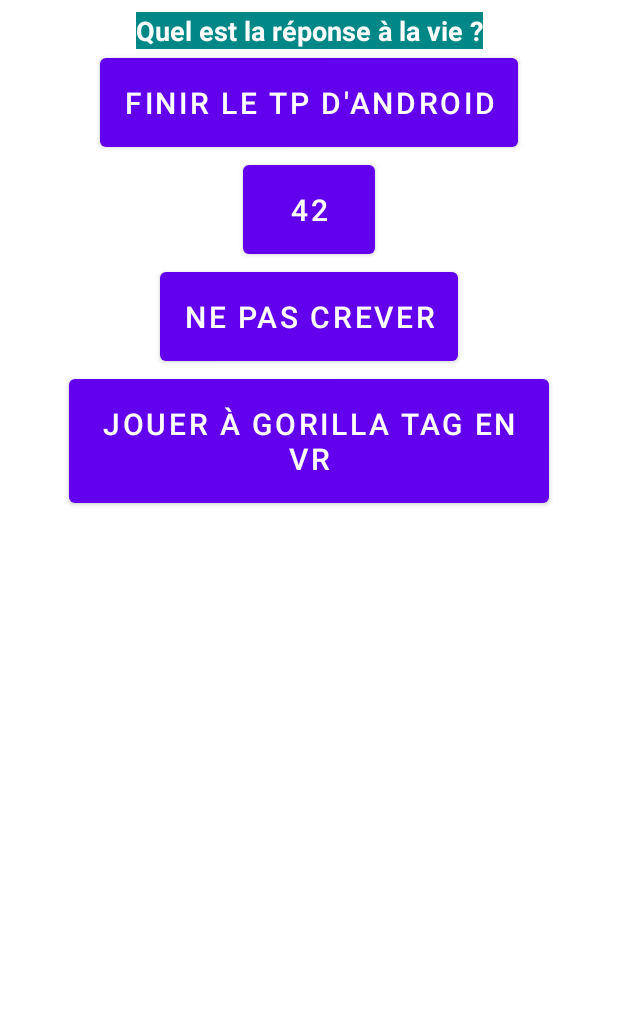
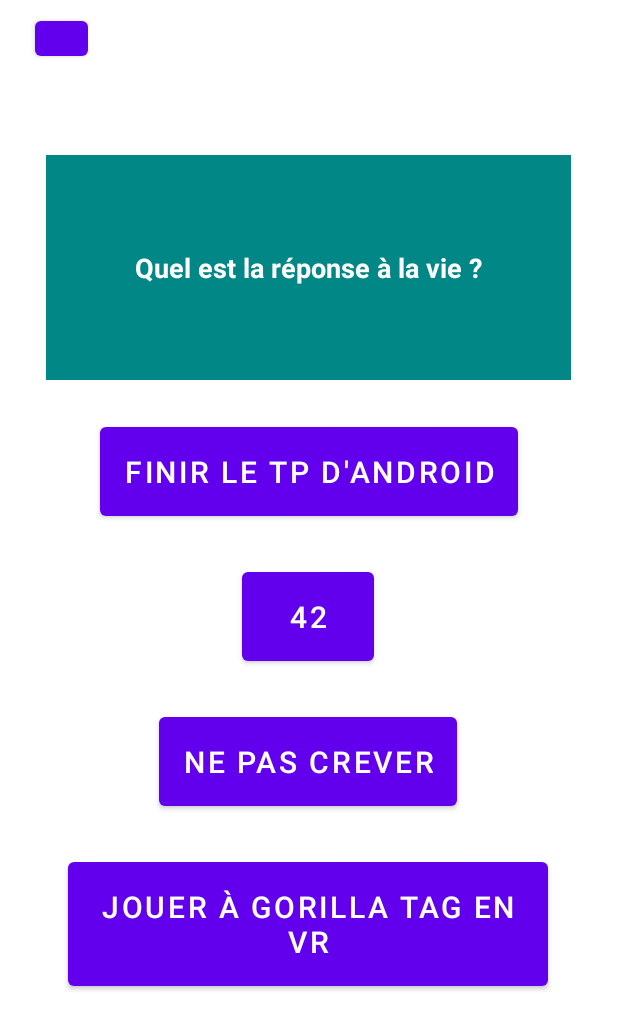
Before and after one commit to Armadindon/AndroidESIEE, an Android app: the Questions screen opened directly, with no data from a screen before it, on a phone screen of 412 x 824 dp. Shown: the top 1030 px of the screen. Run offline under Robolectric (Android 15) with nearby library versions, the phone set to English and light mode, and no system bars.

Commit message:
ajout vue question_creation + ajout bouton retour sur layout questions

```diff
--- a/app/src/main/AndroidManifest.xml
+++ b/app/src/main/AndroidManifest.xml
@@ -24,15 +24,19 @@
                 <category android:name="android.intent.category.LAUNCHER" />
             </intent-filter>
         </activity>
+
         <activity
             android:name=".SignUp"
             android:exported="false" />
         <activity
-            android:name=".Questions"
+            android:name=".QuestionCreation"
             android:exported="false" />
         <activity
             android:name=".MainActivity"
             android:exported="false" />
+        <activity
+            android:name=".Questions"
+            android:exported="false" />
     </application>
 
 </manifest>
--- a/app/src/main/java/com/esiee/openclassroom/Connection.java
+++ b/app/src/main/java/com/esiee/openclassroom/Connection.java
@@ -26,6 +26,7 @@ public class Connection extends AppCompatActivity {
         mConnectionButton = findViewById(R.id.connection_button_connection);
         mConnectionLink = findViewById(R.id.connection_link_signup);
 
+        //passage layout connection au layout signup, sans passation de paramètres spécifiques
         mConnectionLink.setOnClickListener(new View.OnClickListener() {
             @Override
             public void onClick(View v) {
--- a/app/src/main/java/com/esiee/openclassroom/Questions.java
+++ b/app/src/main/java/com/esiee/openclassroom/Questions.java
@@ -24,7 +24,6 @@ public class Questions extends AppCompatActivity implements View.OnClickListener
     private static final String BUNDLE_STATE_REMAINING_QUESTION = "BUNDLE_STATE_REMAINING_QUESTION";
     private static final String BUNDLE_STATE_QUESTION = "BUNDLE_STATE_QUESTION";
 
-
     private QuestionBank mQuestionBank;
     private com.esiee.openclassroom.model.Question mCurrentQuestion;
     private int mRemainingQuestionCount;
@@ -36,23 +35,24 @@ public class Questions extends AppCompatActivity implements View.OnClickListener
     private Button mAnswer2;
     private Button mAnswer3;
     private Button mAnswer4;
+    private Button mReturn;
 
     @Override
     protected void onCreate(Bundle savedInstanceState) {
         super.onCreate(savedInstanceState);
         setContentView(R.layout.questions);
 
-        mQuestionTitle = findViewById(R.id.game_activity_textview_question);
-        mAnswer1 = findViewById(R.id.game_activity_button_1);
-        mAnswer2 = findViewById(R.id.game_activity_button_2);
-        mAnswer3 = findViewById(R.id.game_activity_button_3);
-        mAnswer4 = findViewById(R.id.game_activity_button_4);
+        mQuestionTitle = findViewById(R.id.questions_textview_question);
+        mAnswer1 = findViewById(R.id.questions_button_answer1);
+        mAnswer2 = findViewById(R.id.questions_button_answer2);
+        mAnswer3 = findViewById(R.id.questions_button_answer3);
+        mAnswer4 = findViewById(R.id.questions_button_answer4);
+        mReturn = findViewById(R.id.questions_button_return);
 
         mAnswer1.setOnClickListener(this);
         mAnswer2.setOnClickListener(this);
         mAnswer3.setOnClickListener(this);
         mAnswer4.setOnClickListener(this);
-
 
         if (savedInstanceState != null) {
             mScore = savedInstanceState.getInt(BUNDLE_STATE_SCORE);
@@ -68,6 +68,26 @@ public class Questions extends AppCompatActivity implements View.OnClickListener
         System.out.println(mQuestionBank);
         displayQuestion(mCurrentQuestion);
         freezeScreen = false;
+
+        mReturn.setOnClickListener(new View.OnClickListener() {
+            @Override
+            public void onClick(View v) {
+                new AlertDialog.Builder(Questions.this)
+                    .setTitle("Retour à l'accueil")
+                    .setMessage("Voulez-vous vraiment retourner à l'accueil? Toute progression sera perdue.")
+                    .setPositiveButton(android.R.string.yes, new DialogInterface.OnClickListener() {
+                        public void onClick(DialogInterface dialog, int which) {
+                            Intent signUpIntent = new Intent(v.getContext(), SignUp.class);
+                            startActivityForResult(signUpIntent, 0);
+                        }
+                    })
+                    .setNegativeButton(android.R.string.no, null)
+                    .setIcon(android.R.drawable.ic_dialog_alert)
+                    .show();
+            }
+        });
+
+
     }
 
     private QuestionBank generateQuestionBank() {
--- a/app/src/main/res/layout/connection.xml
+++ b/app/src/main/res/layout/connection.xml
@@ -5,6 +5,7 @@
     android:id="@+id/connection"
     android:layout_width="match_parent"
     android:layout_height="match_parent"
+    android:orientation="vertical"
     tools:context=".Connection">
 
     <TextView
--- a/app/src/main/res/layout/questions.xml
+++ b/app/src/main/res/layout/questions.xml
@@ -2,71 +2,90 @@
 <androidx.constraintlayout.widget.ConstraintLayout xmlns:android="http://schemas.android.com/apk/res/android"
     xmlns:app="http://schemas.android.com/apk/res-auto"
     xmlns:tools="http://schemas.android.com/tools"
-    android:id="@+id/linearLayout2"
+    android:id="@+id/questions"
     android:layout_width="match_parent"
     android:layout_height="match_parent"
     android:orientation="vertical"
     android:padding="8dp">
 
+    <Button
+        android:id="@+id/questions_button_return"
+        android:layout_width="35dp"
+        android:layout_height="35dp"
+        app:layout_constraintEnd_toEndOf="parent"
+        app:layout_constraintHorizontal_bias="0.042"
+        app:layout_constraintStart_toStartOf="parent"
+        tools:ignore="MissingConstraints"
+        tools:layout_editor_absoluteY="6dp" />
+
     <TextView
-        android:id="@+id/game_activity_textview_question"
-        android:layout_width="wrap_content"
-        android:layout_height="wrap_content"
+        android:id="@+id/questions_textview_question"
+        android:layout_width="350dp"
+        android:layout_height="150dp"
+        android:layout_marginTop="60dp"
         android:background="@color/teal_700"
         android:gravity="center"
+        android:textAlignment="center"
         android:textColor="@color/white"
         android:textSize="18sp"
         android:textStyle="bold"
-        tools:text="Question?"
+        app:layout_constraintEnd_toEndOf="parent"
+        app:layout_constraintHorizontal_bias="0.491"
         app:layout_constraintStart_toStartOf="parent"
-        app:layout_constraintEnd_toEndOf="parent"
-        tools:ignore="MissingConstraints" />
+        app:layout_constraintTop_toBottomOf="@+id/questions_button_return"
+        tools:ignore="MissingConstraints"
+        tools:text="Question?" />
 
     <Button
-        android:id="@+id/game_activity_button_1"
+        android:id="@+id/questions_button_answer1"
         android:layout_width="wrap_content"
         android:layout_height="wrap_content"
+        android:layout_marginTop="25dp"
         android:padding="16dp"
         android:textSize="20sp"
-        tools:text="Answer1"
         app:layout_constraintEnd_toEndOf="parent"
+        app:layout_constraintHorizontal_bias="0.498"
         app:layout_constraintStart_toStartOf="parent"
-        app:layout_constraintTop_toBottomOf="@+id/game_activity_textview_question"
-    />
+        app:layout_constraintTop_toBottomOf="@+id/questions_textview_question"
+        tools:text="Answer1" />
 
     <Button
-        android:id="@+id/game_activity_button_2"
+        android:id="@+id/questions_button_answer2"
         android:layout_width="wrap_content"
         android:layout_height="wrap_content"
+        android:layout_marginTop="25dp"
         android:padding="16dp"
         android:textSize="20sp"
-        tools:text="Answer2"
         app:layout_constraintEnd_toEndOf="parent"
+        app:layout_constraintHorizontal_bias="0.498"
         app:layout_constraintStart_toStartOf="parent"
-        app:layout_constraintTop_toBottomOf="@+id/game_activity_button_1"
-        />
+        app:layout_constraintTop_toBottomOf="@+id/questions_button_answer1"
+        tools:text="Answer2" />
 
     <Button
-        android:id="@+id/game_activity_button_3"
+        android:id="@+id/questions_button_answer3"
         android:layout_width="wrap_content"
         android:layout_height="wrap_content"
+        android:layout_marginTop="25dp"
         android:padding="16dp"
         android:textSize="20sp"
-        tools:text="Answer3"
         app:layout_constraintEnd_toEndOf="parent"
+        app:layout_constraintHorizontal_bias="0.498"
         app:layout_constraintStart_toStartOf="parent"
-        app:layout_constraintTop_toBottomOf="@+id/game_activity_button_2"
-        />
+        app:layout_constraintTop_toBottomOf="@+id/questions_button_answer2"
+        tools:text="Answer3" />
 
     <Button
-        android:id="@+id/game_activity_button_4"
+        android:id="@+id/questions_button_answer4"
         android:layout_width="wrap_content"
         android:layout_height="wrap_content"
+        android:layout_marginTop="25dp"
         android:padding="16dp"
         android:textSize="20sp"
-        tools:text="Answer4"
         app:layout_constraintEnd_toEndOf="parent"
+        app:layout_constraintHorizontal_bias="0.494"
         app:layout_constraintStart_toStartOf="parent"
-        app:layout_constraintTop_toBottomOf="@+id/game_activity_button_3"
-        />
+        app:layout_constraintTop_toBottomOf="@+id/questions_button_answer3"
+        tools:text="Answer4" />
+
 </androidx.constraintlayout.widget.ConstraintLayout>
--- a/app/src/main/res/layout/sign_up.xml
+++ b/app/src/main/res/layout/sign_up.xml
@@ -5,6 +5,7 @@
     android:id="@+id/signUp"
     android:layout_width="match_parent"
     android:layout_height="match_parent"
+    android:orientation="vertical"
     tools:context=".SignUp" >
 
     <TextView
```
Also changed, not shown: app/src/main/java/com/esiee/openclassroom/QuestionCreation.java (+39 -0 lines), app/src/main/res/layout/question_creation.xml (+82 -1 lines).
